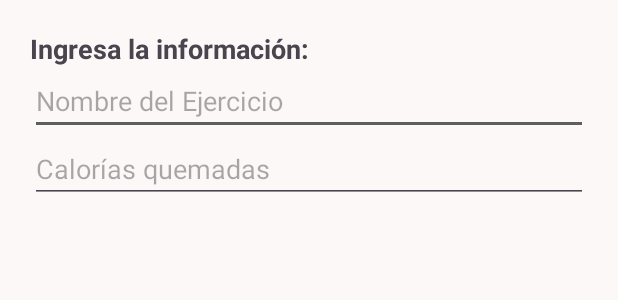
After one commit to blvck29/IOT_LAB5_20210850, an Android app: the layout add_ejercicio_dialog.xml on its own in the app's theme, with its tools: preview values and no code run, on a phone screen of 412 x 824 dp. The commit adds this screen. Shown: the top 300 px of the screen. Run offline under Robolectric (Android 15) with nearby library versions, the phone set to English and light mode, and no system bars.

Commit message:
añadir comida y ejercicio

```diff
--- /dev/null
+++ b/LAB5_IOT/app/src/main/res/layout/add_ejercicio_dialog.xml
@@ -0,0 +1,28 @@
+<?xml version="1.0" encoding="utf-8"?>
+<LinearLayout xmlns:android="http://schemas.android.com/apk/res/android"
+    android:layout_width="match_parent"
+    android:layout_height="wrap_content"
+    android:padding="20dp"
+    android:orientation="vertical">
+
+    <TextView
+        android:layout_width="wrap_content"
+        android:layout_height="wrap_content"
+        android:text="Ingresa la información:"
+        android:textSize="18sp"
+        android:textStyle="bold" />
+
+    <EditText
+        android:id="@+id/exercise_name"
+        android:layout_width="match_parent"
+        android:layout_height="wrap_content"
+        android:hint="Nombre del Ejercicio" />
+
+    <EditText
+        android:id="@+id/minus_calories"
+        android:layout_width="match_parent"
+        android:layout_height="wrap_content"
+        android:hint="Calorías quemadas"
+        android:inputType="number" />
+
+</LinearLayout>
```
Also changed, not shown: LAB5_IOT/app/src/main/AndroidManifest.xml (+1 -6 lines), LAB5_IOT/app/src/main/java/com/app/lab5_iot/AddComidaActivity.java (deleted, +0 -24 lines), LAB5_IOT/app/src/main/java/com/app/lab5_iot/AddEjercicioActivity.java (deleted, +0 -24 lines), LAB5_IOT/app/src/main/java/com/app/lab5_iot/AppActivity.java (+58 -0 lines), LAB5_IOT/app/src/main/res/layout/activity_add_comida.xml (deleted, +0 -10 lines), LAB5_IOT/app/src/main/res/layout/activity_add_ejercicio.xml (deleted, +0 -10 lines), LAB5_IOT/app/src/main/res/layout/add_comida_dialog.xml (added, +28 -0 lines).
